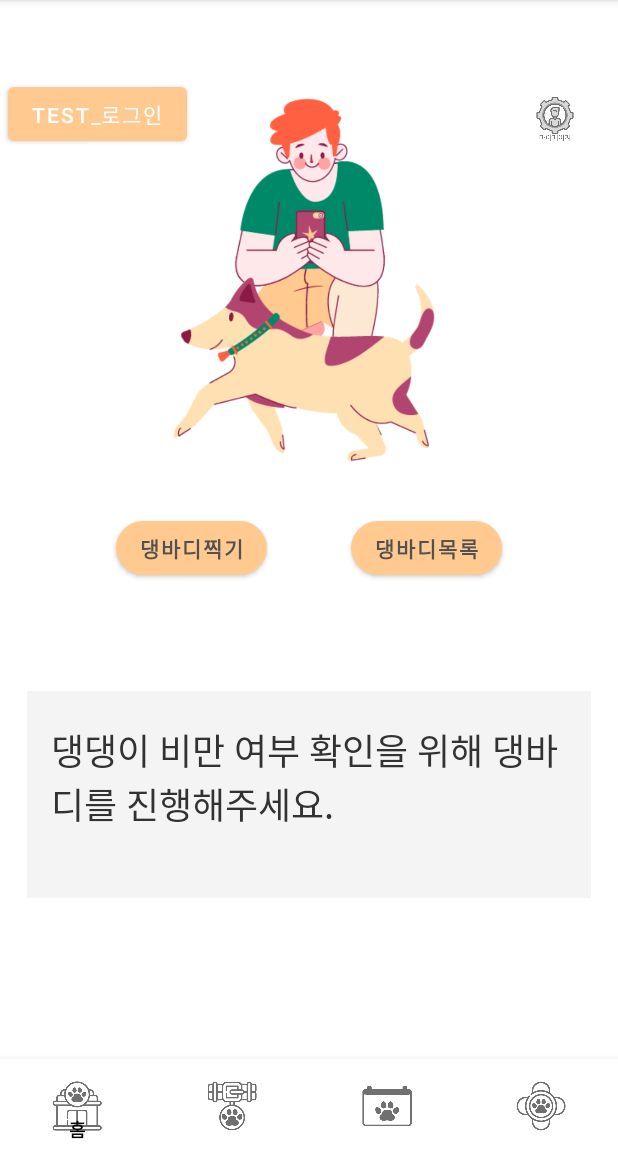
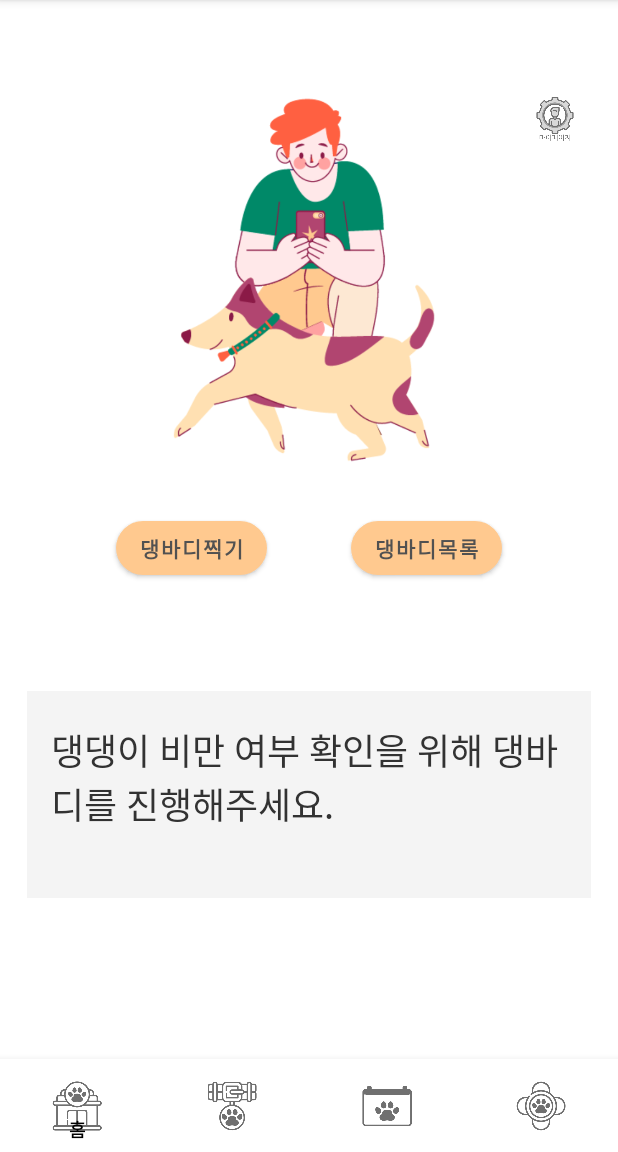
Before and after one commit to 2022-SMHRD-KDT-AI-1/DangBody, an Android app: the screen it shows after launch (MainActivity), on a phone screen of 412 x 824 dp, the part 84-1236 px from its top. Run offline under Robolectric (Android 15) with nearby library versions, the phone set to English and light mode, and no system bars; our stand-ins replace Volley; libraries missing offline, so code that uses them is left out: com.naver.maps; pictures from the network do not load.

Commit message:
220419_임새롬_첫커밋(수정사항없음)

```diff
--- a/app/src/main/java/com/smhrd/DangBody/Fragment_home.java
+++ b/app/src/main/java/com/smhrd/DangBody/Fragment_home.java
@@ -48,15 +48,15 @@ public class Fragment_home extends Fragment {
         img_dangBody.setImageResource(R.drawable.img_dangbody);
 
         // 댕바디 테스트용 로그인 띄워주기
-        btn_testLogin=view.findViewById(R.id.btn_testLogin);
-        btn_testLogin.setOnClickListener(new View.OnClickListener() {
-            @Override
-            public void onClick(View view) {
-
-                Intent i = new Intent(getActivity(), LoginActivity.class);
-                startActivity(i);
-            }
-        });
+//        btn_testLogin=view.findViewById(R.id.btn_testLogin);
+//        btn_testLogin.setOnClickListener(new View.OnClickListener() {
+//            @Override
+//            public void onClick(View view) {
+//
+//                Intent i = new Intent(getActivity(), LoginActivity.class);
+//                startActivity(i);
+//            }
+//        });
 
         // 댕바디 정보 띄워주기
         tv_dangbodyInfo=view.findViewById(R.id.tv_dangbodyInfo);
--- a/app/src/main/res/layout/community_item.xml
+++ b/app/src/main/res/layout/community_item.xml
@@ -26,6 +26,7 @@
         android:id="@+id/tvNick"
         android:layout_width="0dp"
         android:layout_height="0dp"
+        android:layout_gravity="right"
         android:text="TextView"
         app:layout_constraintBottom_toBottomOf="@+id/imgProfile"
         app:layout_constraintEnd_toEndOf="parent"
--- a/app/src/main/res/layout/fragment_home.xml
+++ b/app/src/main/res/layout/fragment_home.xml
@@ -75,17 +75,6 @@
             app:layout_constraintTop_toBottomOf="@+id/img_dangBody"
             app:layout_constraintVertical_bias="0.304" />
 
-        <Button
-            android:id="@+id/btn_testLogin"
-            android:layout_width="wrap_content"
-            android:layout_height="wrap_content"
-            android:layout_marginStart="4dp"
-            android:text="test_로그인"
-            app:layout_constraintBottom_toBottomOf="parent"
-            app:layout_constraintStart_toStartOf="parent"
-            app:layout_constraintTop_toTopOf="parent"
-            app:layout_constraintVertical_bias="0.049" />
-
     </androidx.constraintlayout.widget.ConstraintLayout>
 
 
```
